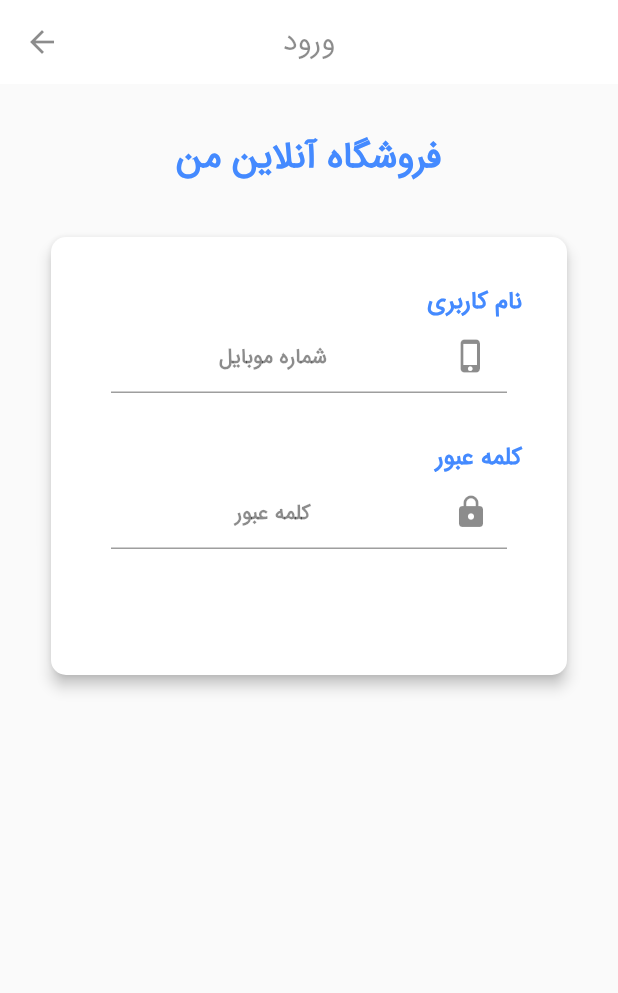
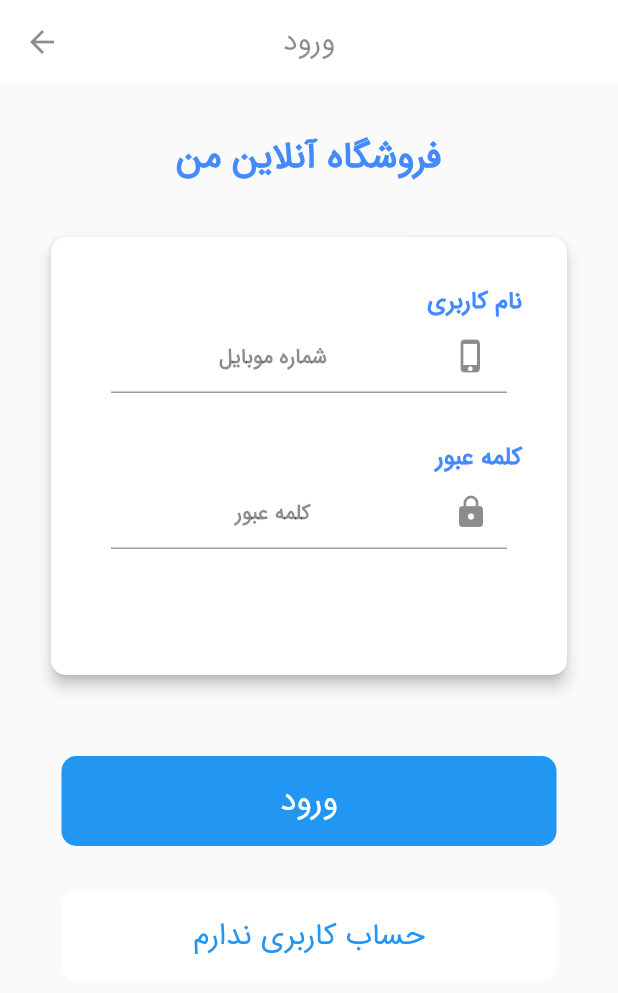
Before and after one commit to FatemeArjomandi/Online-shop-, a Flutter app: the screen it shows after launch, on a phone screen of 412 x 824 dp. Shown: the top 993 px of the screen. Run offline on Flutter 3.47's test engine with Material 2 defaults, Android fonts, the light colour scheme and no system bars; missing offline and left inert: splash_screen_view.

Commit message:
add dokme vorod

```diff
--- a/lib/login.dart
+++ b/lib/login.dart
@@ -1,6 +1,6 @@
+import 'dart:ui';
+
 import 'package:flutter/material.dart';
-
-
 
 class MyLogin extends StatefulWidget {
   const MyLogin({Key? key}) : super(key: key);
@@ -29,6 +29,7 @@ class _MyLoginState extends State<MyLogin> {
   @override
   Widget build(BuildContext context) {
     return MaterialApp(
+      debugShowCheckedModeBanner: false,
       home: Scaffold(
         appBar: AppBar(
           title: const Text(
@@ -117,7 +118,7 @@ class _MyLoginState extends State<MyLogin> {
                         ),
                       ),
                     ),
-                     Padding(
+                    Padding(
                       padding: EdgeInsets.fromLTRB(40, 0, 40, 0),
                       child: TextField(
                         textAlign: TextAlign.center,
@@ -132,7 +133,39 @@ class _MyLoginState extends State<MyLogin> {
                 ),
               ),
             ),
-          )
+          ),
+          const SizedBox(
+            height: 50,
+          ),
+          TextButton(
+            onPressed: () {},
+            child: const Text('ورود'),
+            style: TextButton.styleFrom(
+              shape: RoundedRectangleBorder(
+                borderRadius: BorderRadius.circular(10)),
+                backgroundColor: Colors.blue,
+                fixedSize: const Size(330, 60),
+                primary: Colors.white,
+                textStyle: const TextStyle( fontFamily: 'Irs',
+                  fontSize: 22,
+                  )
+              )
+            ),
+          const SizedBox(height: 30,),
+          TextButton(
+            onPressed: (){},
+            child: const Text('حساب کاربری ندارم'),
+            style: TextButton.styleFrom(
+              shape: RoundedRectangleBorder(
+                borderRadius: BorderRadius.circular(10)),
+              backgroundColor: Colors.white,
+              fixedSize: const Size(330, 60),
+              primary: Colors.blue,
+              textStyle:const TextStyle(
+                fontFamily: 'Irs',
+                fontSize: 20
+              )
+            ),)
         ],
       ),
     );
```
